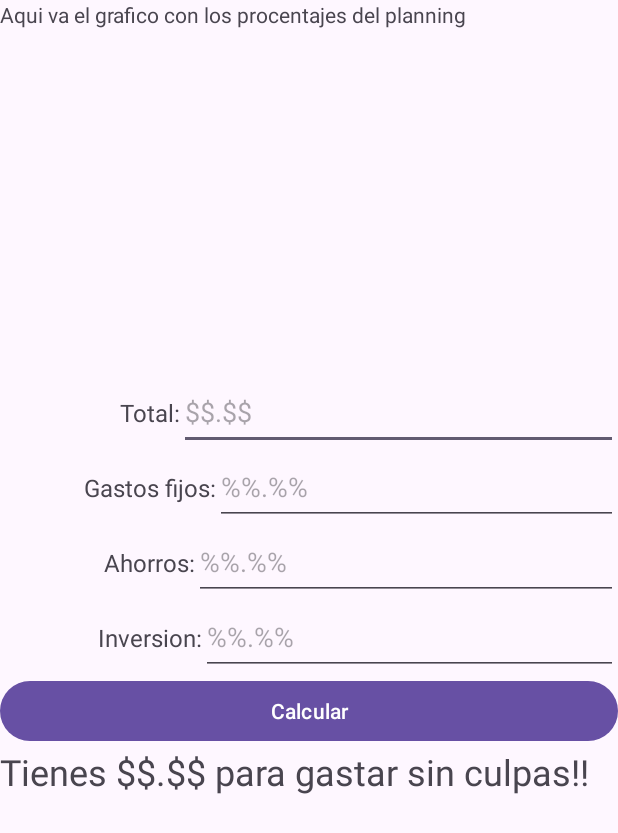
After one commit to garciab1/DAM_SmartMoney, an Android app: the Planning screen opened directly, with no data from a screen before it, on a phone screen of 412 x 824 dp. The commit adds this screen. Shown: the top 833 px of the screen. Run offline under Robolectric (Android 15) with nearby library versions, the phone set to English and light mode, and no system bars.

Commit message:
Views on beta state, lack graphics

```diff
--- a/app/src/main/AndroidManifest.xml
+++ b/app/src/main/AndroidManifest.xml
@@ -13,6 +13,12 @@
         android:theme="@style/Theme.DAMSmartMoney"
         tools:targetApi="31">
         <activity
+            android:name=".Planning"
+            android:exported="false" />
+        <activity
+            android:name=".Expenses"
+            android:exported="false" />
+        <activity
             android:name=".MainActivity"
             android:exported="true">
             <intent-filter>
--- /dev/null
+++ b/app/src/main/java/sv/edu/catolica/dam_smartmoney/Planning.java
@@ -0,0 +1,24 @@
+package sv.edu.catolica.dam_smartmoney;
+
+import android.os.Bundle;
+
+import androidx.activity.EdgeToEdge;
+import androidx.appcompat.app.AppCompatActivity;
+import androidx.core.graphics.Insets;
+import androidx.core.view.ViewCompat;
+import androidx.core.view.WindowInsetsCompat;
+
+public class Planning extends AppCompatActivity {
+
+    @Override
+    protected void onCreate(Bundle savedInstanceState) {
+        super.onCreate(savedInstanceState);
+        EdgeToEdge.enable(this);
+        setContentView(R.layout.activity_planning);
+        ViewCompat.setOnApplyWindowInsetsListener(findViewById(R.id.main), (v, insets) -> {
+            Insets systemBars = insets.getInsets(WindowInsetsCompat.Type.systemBars());
+            v.setPadding(systemBars.left, systemBars.top, systemBars.right, systemBars.bottom);
+            return insets;
+        });
+    }
+}
--- /dev/null
+++ b/app/src/main/res/layout/activity_planning.xml
@@ -0,0 +1,129 @@
+<?xml version="1.0" encoding="utf-8"?>
+<LinearLayout xmlns:android="http://schemas.android.com/apk/res/android"
+    xmlns:app="http://schemas.android.com/apk/res-auto"
+    xmlns:tools="http://schemas.android.com/tools"
+    android:id="@+id/main"
+    android:layout_width="match_parent"
+    android:layout_height="match_parent"
+    android:orientation="vertical"
+    tools:context=".Planning">
+
+    <TextView
+        android:id="@+id/textView16"
+        android:layout_width="match_parent"
+        android:layout_height="250dp"
+        android:text="Aqui va el grafico con los procentajes del planning" />
+
+    <LinearLayout
+        android:layout_width="match_parent"
+        android:layout_height="wrap_content"
+        android:orientation="horizontal">
+
+        <TextView
+            android:id="@+id/textView23"
+            android:layout_width="wrap_content"
+            android:layout_height="30dp"
+            android:layout_weight="1"
+            android:text="@string/total"
+            android:textAlignment="textEnd"
+            android:textSize="16sp" />
+
+        <EditText
+            android:id="@+id/editTextText"
+            android:layout_width="wrap_content"
+            android:layout_height="50dp"
+            android:layout_weight="1"
+            android:ems="10"
+            android:hint="$$.$$"
+            android:importantForAutofill="no"
+            android:inputType="text" />
+
+    </LinearLayout>
+
+    <LinearLayout
+        android:layout_width="match_parent"
+        android:layout_height="wrap_content"
+        android:orientation="horizontal">
+
+        <TextView
+            android:id="@+id/textView26"
+            android:layout_width="wrap_content"
+            android:layout_height="30dp"
+            android:layout_weight="1"
+            android:text="@string/gastos_fijos"
+            android:textAlignment="textEnd"
+            android:textSize="16sp" />
+
+        <EditText
+            android:id="@+id/editTextText2"
+            android:layout_width="wrap_content"
+            android:layout_height="50dp"
+            android:layout_weight="1"
+            android:ems="10"
+            android:hint="%%.%%"
+            android:inputType="text" />
+
+    </LinearLayout>
+
+    <LinearLayout
+        android:layout_width="match_parent"
+        android:layout_height="wrap_content"
+        android:orientation="horizontal">
+
+        <TextView
+            android:id="@+id/textView27"
+            android:layout_width="wrap_content"
+            android:layout_height="30dp"
+            android:layout_weight="1"
+            android:text="@string/ahorros"
+            android:textAlignment="textEnd"
+            android:textSize="16sp" />
+
+        <EditText
+            android:id="@+id/editTextText3"
+            android:layout_width="wrap_content"
+            android:layout_height="50dp"
+            android:layout_weight="1"
+            android:ems="10"
+            android:hint="%%.%%"
+            android:inputType="text" />
+    </LinearLayout>
+
+    <LinearLayout
+        android:layout_width="match_parent"
+        android:layout_height="wrap_content"
+        android:orientation="horizontal">
+
+        <TextView
+            android:id="@+id/textView28"
+            android:layout_width="wrap_content"
+            android:layout_height="30dp"
+            android:layout_weight="1"
+            android:text="@string/inversion"
+            android:textAlignment="textEnd"
+            android:textSize="16sp" />
+
+        <EditText
+            android:id="@+id/editTextText4"
+            android:layout_width="wrap_content"
+            android:layout_height="50dp"
+            android:layout_weight="1"
+            android:ems="10"
+            android:hint="%%.%%"
+            android:inputType="text" />
+    </LinearLayout>
+
+    <Button
+        android:id="@+id/button3"
+        android:layout_width="match_parent"
+        android:layout_height="wrap_content"
+        android:text="Calcular" />
+
+    <TextView
+        android:id="@+id/textView29"
+        android:layout_width="match_parent"
+        android:layout_height="wrap_content"
+        android:text="Tienes $$.$$ para gastar sin culpas!!"
+        android:textSize="24sp" />
+
+</LinearLayout>
--- a/app/src/main/res/values/strings.xml
+++ b/app/src/main/res/values/strings.xml
@@ -1,3 +1,7 @@
 <resources>
     <string name="app_name">DAM-SmartMoney</string>
+    <string name="gastos_fijos">Gastos fijos:</string>
+    <string name="total">Total:</string>
+    <string name="ahorros">Ahorros:</string>
+    <string name="inversion">Inversion:</string>
 </resources>
```
Also changed, not shown: app/src/main/java/sv/edu/catolica/dam_smartmoney/Expenses.java (added, +24 -0 lines), app/src/main/res/layout/activity_expenses.xml (added, +128 -0 lines), app/src/main/res/layout/add_categories.xml (added, +45 -0 lines), app/src/main/res/layout/add_expense.xml (added, +115 -0 lines), app/src/main/res/layout/add_important_expenses.xml (added, +92 -0 lines).
